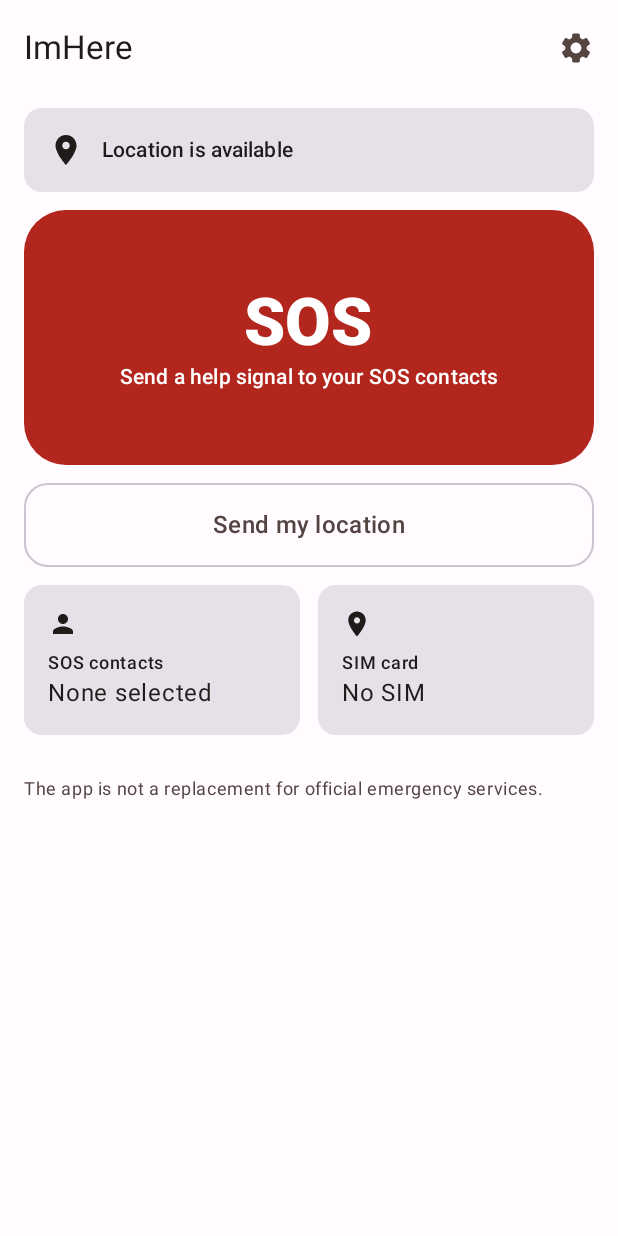
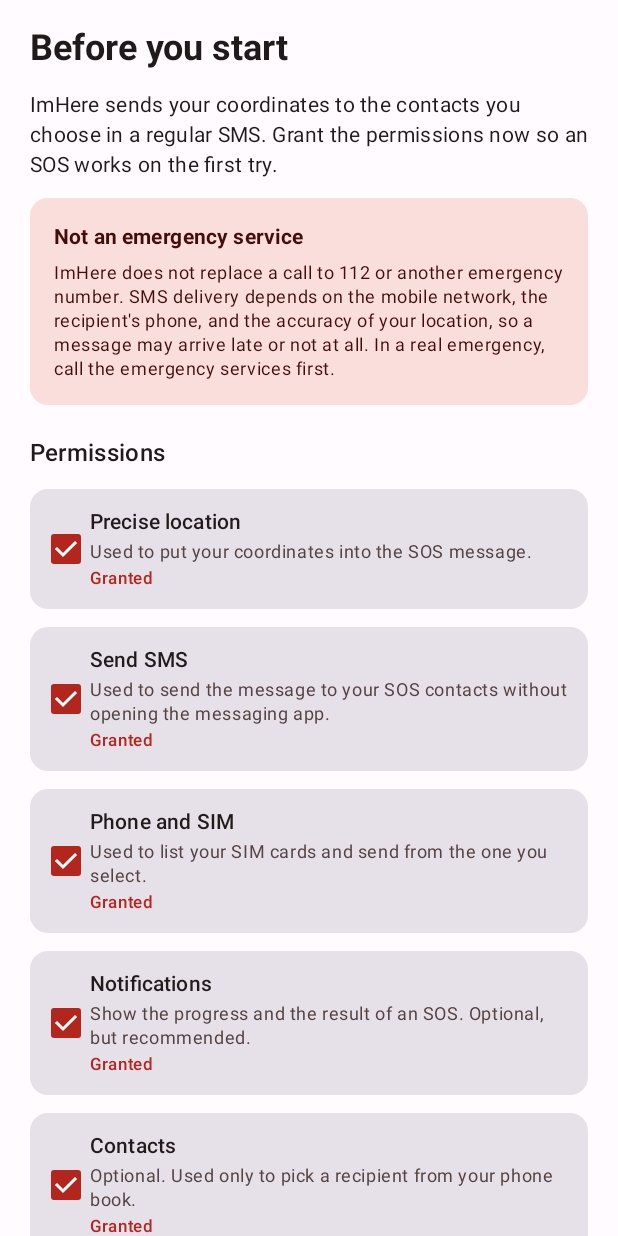
Before and after one commit to Ev0lvedMonkey/ImHere, an Android app built with Jetpack Compose: the screen it shows after launch (MainActivity), on a phone screen of 412 x 824 dp. Run offline under Robolectric (Android 15) with nearby library versions, the phone set to English and light mode, and no system bars; libraries missing offline, so code that uses them is left out: com.google.i18n.phonenumbers.

Commit message:
Add a first-run permissions and safety screen
New installs now start with a short setup page that explains the app, states that it is not a replacement for emergency services, and lets the user grant location, SMS, SIM, notification and contact permissions in one place. Continuing without them keeps the old on-demand requests on the SOS button. Existing data is migrated so current users are not shown the page again.

```diff
--- a/app/build.gradle.kts
+++ b/app/build.gradle.kts
@@ -22,8 +22,8 @@ android {
         applicationId = "com.imhere.app"
         minSdk = 26
         targetSdk = 37
-        versionCode = 4
-        versionName = "1.0.1"
+        versionCode = 5
+        versionName = "1.0.2"
     }
 
     signingConfigs {
--- a/app/src/main/java/com/imhere/app/data/SettingsRepository.kt
+++ b/app/src/main/java/com/imhere/app/data/SettingsRepository.kt
@@ -10,6 +10,7 @@ import kotlinx.coroutines.flow.SharingStarted
 import kotlinx.coroutines.flow.StateFlow
 import kotlinx.coroutines.flow.catch
 import kotlinx.coroutines.flow.first
+import kotlinx.coroutines.flow.map
 import kotlinx.coroutines.flow.stateIn
 
 /**
@@ -29,8 +30,23 @@ class SettingsRepository(
         }
         .stateIn(scope, SharingStarted.Eagerly, AppState())
 
+    /**
+     * `null` until the store has emitted its first value. The first-run screen
+     * must not flash for existing users while DataStore is still loading.
+     */
+    val onboardingState: StateFlow<Boolean?> = dataStore.data
+        .catch { throwable ->
+            if (throwable is IOException) emit(AppState()) else throw throwable
+        }
+        .map { it.sanitized().onboardingCompleted }
+        .stateIn(scope, SharingStarted.Eagerly, null)
+
     suspend fun update(transform: (AppState) -> AppState) {
         dataStore.updateData { current -> transform(current).sanitized() }
+    }
+
+    suspend fun completeOnboarding() {
+        update { current -> current.copy(onboardingCompleted = true) }
     }
 
     /**
--- a/app/src/main/java/com/imhere/app/data/model/AppState.kt
+++ b/app/src/main/java/com/imhere/app/data/model/AppState.kt
@@ -11,6 +11,10 @@ import kotlinx.serialization.Serializable
  * edited a template gets it in the language they switched to.
  *
  * [selectedSubscriptionId] references a SIM subscription id, see Settings 6.3.
+ *
+ * [onboardingCompleted] is `false` only for a fresh install: the first-run
+ * screen with the permission list and the emergency-services disclaimer is
+ * shown until the user continues.
  */
 @Serializable
 data class AppState(
@@ -19,6 +23,7 @@ data class AppState(
     val sosTemplate: String? = null,
     val plainTemplate: String? = null,
     val selectedSubscriptionId: Int? = null,
+    val onboardingCompleted: Boolean = false,
 ) {
 
     val sosContacts: List<Contact> get() = contacts.filter { it.isSos }
@@ -36,11 +41,14 @@ data class AppState(
             contacts = cleaned,
             sosTemplate = sosTemplate?.takeIf { it.isNotBlank() },
             plainTemplate = plainTemplate?.takeIf { it.isNotBlank() },
+            // Schema 1 files come from builds that existed before the first-run
+            // screen, so their users are already past onboarding.
+            onboardingCompleted = onboardingCompleted || schemaVersion < CURRENT_SCHEMA_VERSION,
             schemaVersion = CURRENT_SCHEMA_VERSION,
         )
     }
 
     companion object {
-        const val CURRENT_SCHEMA_VERSION = 1
+        const val CURRENT_SCHEMA_VERSION = 2
     }
 }
--- a/app/src/main/java/com/imhere/app/ui/AppNavHost.kt
+++ b/app/src/main/java/com/imhere/app/ui/AppNavHost.kt
@@ -1,12 +1,23 @@
 package com.imhere.app.ui
 
+import androidx.compose.foundation.layout.Box
+import androidx.compose.foundation.layout.fillMaxSize
+import androidx.compose.material3.CircularProgressIndicator
 import androidx.compose.runtime.Composable
+import androidx.compose.runtime.getValue
+import androidx.compose.runtime.rememberCoroutineScope
+import androidx.compose.ui.Alignment
+import androidx.compose.ui.Modifier
+import androidx.lifecycle.compose.collectAsStateWithLifecycle
 import androidx.navigation.compose.NavHost
 import androidx.navigation.compose.composable
 import androidx.navigation.compose.rememberNavController
+import com.imhere.app.AppGraph
 import com.imhere.app.ui.contacts.ContactsScreen
 import com.imhere.app.ui.main.MainScreen
+import com.imhere.app.ui.onboarding.OnboardingScreen
 import com.imhere.app.ui.settings.SettingsScreen
+import kotlinx.coroutines.launch
 
 object Routes {
     const val MAIN = "main"
@@ -16,6 +27,30 @@ object Routes {
 
 @Composable
 fun AppNavHost() {
+    val onboarded by AppGraph.settings.onboardingState.collectAsStateWithLifecycle()
+    val scope = rememberCoroutineScope()
+
+    when (onboarded) {
+        // DataStore has not emitted yet: show neither the first-run screen nor
+        // the main screen, so existing users never see onboarding flash.
+        null -> LoadingScreen()
+        false -> OnboardingScreen(
+            onFinish = { scope.launch { AppGraph.settings.completeOnboarding() } },
+        )
+
+        true -> MainNavHost()
+    }
+}
+
+@Composable
+private fun LoadingScreen() {
+    Box(modifier = Modifier.fillMaxSize(), contentAlignment = Alignment.Center) {
+        CircularProgressIndicator()
+    }
+}
+
+@Composable
+private fun MainNavHost() {
     val navController = rememberNavController()
     NavHost(navController = navController, startDestination = Routes.MAIN) {
         composable(Routes.MAIN) {
--- /dev/null
+++ b/app/src/main/java/com/imhere/app/ui/onboarding/OnboardingScreen.kt
@@ -0,0 +1,353 @@
+package com.imhere.app.ui.onboarding
+
+import android.Manifest
+import android.content.Context
+import android.content.Intent
+import android.content.pm.PackageManager
+import android.net.Uri
+import android.os.Build
+import android.provider.Settings
+import androidx.activity.compose.rememberLauncherForActivityResult
+import androidx.activity.result.contract.ActivityResultContracts
+import androidx.annotation.StringRes
+import androidx.compose.foundation.clickable
+import androidx.compose.foundation.layout.Arrangement
+import androidx.compose.foundation.layout.Column
+import androidx.compose.foundation.layout.Row
+import androidx.compose.foundation.layout.Spacer
+import androidx.compose.foundation.layout.fillMaxSize
+import androidx.compose.foundation.layout.fillMaxWidth
+import androidx.compose.foundation.layout.height
+import androidx.compose.foundation.layout.padding
+import androidx.compose.foundation.rememberScrollState
+import androidx.compose.foundation.shape.RoundedCornerShape
+import androidx.compose.foundation.verticalScroll
+import androidx.compose.material3.Button
+import androidx.compose.material3.Card
+import androidx.compose.material3.CardDefaults
+import androidx.compose.material3.Checkbox
+import androidx.compose.material3.MaterialTheme
+import androidx.compose.material3.Scaffold
+import androidx.compose.material3.Text
+import androidx.compose.material3.TextButton
+import androidx.compose.runtime.Composable
+import androidx.compose.runtime.getValue
+import androidx.compose.runtime.mutableStateOf
+import androidx.compose.runtime.remember
+import androidx.compose.runtime.setValue
+import androidx.compose.ui.Alignment
+import androidx.compose.ui.Modifier
+import androidx.compose.ui.platform.LocalContext
+import androidx.compose.ui.res.stringResource
+import androidx.compose.ui.text.font.FontWeight
+import androidx.compose.ui.unit.dp
+import androidx.core.content.ContextCompat
+import androidx.lifecycle.compose.LifecycleResumeEffect
+import com.imhere.app.R
+
+/**
+ * Shown once, before the main screen of a fresh install.
+ *
+ * It explains what the app is and is not, and lets the user grant every runtime
+ * permission in one place. Continuing without the permissions is allowed: the
+ * main screen keeps asking on the SOS button, exactly as before.
+ */
+@Composable
+fun OnboardingScreen(onFinish: () -> Unit) {
+    val context = LocalContext.current
+    var grants by remember { mutableStateOf(readGrants(context)) }
+    var requestAttempted by remember { mutableStateOf(false) }
+
+    val permissionLauncher = rememberLauncherForActivityResult(
+        ActivityResultContracts.RequestMultiplePermissions(),
+    ) {
+        requestAttempted = true
+        grants = readGrants(context)
+    }
+
+    LifecycleResumeEffect(Unit) {
+        grants = readGrants(context)
+        onPauseOrDispose { }
+    }
+
+    val groups = permissionGroups()
+    // Optional permissions must not hold the user on this screen: the primary
+    // button becomes "Continue" as soon as the required ones are granted.
+    val missingRequired = groups
+        .filterNot { it.optional }
+        .flatMap { it.permissions }
+        .filterNot { grants[it] == true }
+        .distinct()
+    val missingAll = groups
+        .flatMap { it.permissions }
+        .filterNot { grants[it] == true }
+        .distinct()
+
+    Scaffold { padding ->
+        Column(
+            modifier = Modifier
+                .fillMaxSize()
+                .padding(padding)
+                .verticalScroll(rememberScrollState())
+                .padding(horizontal = 20.dp, vertical = 16.dp),
+            verticalArrangement = Arrangement.spacedBy(12.dp),
+        ) {
+            Text(
+                text = stringResource(R.string.onboarding_title),
+                style = MaterialTheme.typography.headlineSmall,
+                fontWeight = FontWeight.Bold,
+            )
+            Text(
+                text = stringResource(R.string.onboarding_intro),
+                style = MaterialTheme.typography.bodyMedium,
+            )
+
+            DisclaimerCard()
+
+            Text(
+                text = stringResource(R.string.onboarding_permissions_title),
+                style = MaterialTheme.typography.titleMedium,
+                modifier = Modifier.padding(top = 8.dp),
+            )
+
+            groups.forEach { group ->
+                PermissionCard(
+                    group = group,
+                    grants = grants,
+                    onRequest = {
+                        permissionLauncher.launch(
+                            group.permissions
+                                .filterNot { grants[it] == true }
+                                .toTypedArray(),
+                        )
+                    },
+                )
+            }
+
+            if (requestAttempted && missingRequired.isNotEmpty()) {
+                SettingsHint()
+            }
+
+            Text(
+                text = stringResource(R.string.onboarding_later_note),
+                style = MaterialTheme.typography.bodySmall,
+                color = MaterialTheme.colorScheme.onSurfaceVariant,
+            )
+
+            Spacer(Modifier.height(4.dp))
+
+            Button(
+                onClick = {
+                    if (missingRequired.isEmpty()) {
+                        onFinish()
+                    } else {
+                        permissionLauncher.launch(missingAll.toTypedArray())
+                    }
+                },
+                modifier = Modifier
+                    .fillMaxWidth()
+                    .height(52.dp),
+                shape = RoundedCornerShape(16.dp),
+            ) {
+                Text(
+                    text = stringResource(
+                        if (missingRequired.isEmpty()) {
+                            R.string.onboarding_continue
+                        } else {
+                            R.string.onboarding_grant_all
+                        },
+                    ),
+                    style = MaterialTheme.typography.titleMedium,
+                )
+            }
+
+            if (missingRequired.isNotEmpty()) {
+                TextButton(onClick = onFinish, modifier = Modifier.fillMaxWidth()) {
+                    Text(stringResource(R.string.onboarding_continue_without))
+                }
+            }
+
+            Spacer(Modifier.height(8.dp))
+        }
+    }
+}
+
+@Composable
+private fun DisclaimerCard() {
+    Card(
+        modifier = Modifier.fillMaxWidth(),
+        colors = CardDefaults.cardColors(
+            containerColor = MaterialTheme.colorScheme.errorContainer,
+            contentColor = MaterialTheme.colorScheme.onErrorContainer,
+        ),
+    ) {
+        Column(
+            modifier = Modifier.padding(16.dp),
+            verticalArrangement = Arrangement.spacedBy(6.dp),
+        ) {
+            Text(
+                text = stringResource(R.string.onboarding_disclaimer_title),
+                style = MaterialTheme.typography.titleSmall,
+                fontWeight = FontWeight.Bold,
+            )
+            Text(
+                text = stringResource(R.string.onboarding_disclaimer_text),
+                style = MaterialTheme.typography.bodySmall,
+            )
+        }
+    }
+}
+
+@Composable
+private fun PermissionCard(
+    group: PermissionGroup,
+    grants: Map<String, Boolean>,
+    onRequest: () -> Unit,
+) {
+    val granted = group.permissions.all { grants[it] == true }
+    val approximate = group.permissions.contains(Manifest.permission.ACCESS_FINE_LOCATION) &&
+        !granted &&
+        grants[Manifest.permission.ACCESS_COARSE_LOCATION] == true
+
+    Card(
+        modifier = Modifier
+            .fillMaxWidth()
+            .clickable(enabled = !granted, onClick = onRequest),
+    ) {
+        Row(
+            modifier = Modifier.padding(start = 12.dp, end = 8.dp, top = 12.dp, bottom = 12.dp),
+            verticalAlignment = Alignment.CenterVertically,
+        ) {
+            Checkbox(checked = granted, onCheckedChange = null)
+            Column(
+                modifier = Modifier
+                    .weight(1f)
+                    .padding(start = 4.dp),
+                verticalArrangement = Arrangement.spacedBy(2.dp),
+            ) {
+                Text(
+                    text = stringResource(group.titleRes),
+                    style = MaterialTheme.typography.titleSmall,
+                )
+                Text(
+                    text = stringResource(group.textRes),
+                    style = MaterialTheme.typography.bodySmall,
+                    color = MaterialTheme.colorScheme.onSurfaceVariant,
+                )
+                val status = when {
+                    granted -> R.string.onboarding_permission_granted
+                    approximate -> R.string.onboarding_location_approximate
+                    group.optional -> R.string.onboarding_optional
+                    else -> R.string.onboarding_permission_denied
+                }
+                Text(
+                    text = stringResource(status),
+                    style = MaterialTheme.typography.labelSmall,
+                    color = when {
+                        granted -> MaterialTheme.colorScheme.primary
+                        group.optional -> MaterialTheme.colorScheme.onSurfaceVariant
+                        else -> MaterialTheme.colorScheme.error
+                    },
+                )
+            }
+            if (!granted) {
+                TextButton(onClick = onRequest) {
+                    Text(stringResource(R.string.main_grant_permissions))
+                }
+            }
+        }
+    }
+}
+
+@Composable
+private fun SettingsHint() {
+    val context = LocalContext.current
+    Card(modifier = Modifier.fillMaxWidth()) {
+        Column(
+            modifier = Modifier.padding(16.dp),
+            verticalArrangement = Arrangement.spacedBy(4.dp),
+        ) {
+            Text(
+                text = stringResource(R.string.onboarding_settings_hint),
+                style = MaterialTheme.typography.bodySmall,
+            )
+            TextButton(
+                onClick = {
+                    context.startActivity(
+                        Intent(
+                            Settings.ACTION_APPLICATION_DETAILS_SETTINGS,
+                            Uri.fromParts("package", context.packageName, null),
+                        ),
+                    )
+                },
+            ) {
+                Text(stringResource(R.string.permission_open_settings))
+            }
+        }
+    }
+}
+
+private class PermissionGroup(
+    val permissions: List<String>,
+    @StringRes val titleRes: Int,
+    @StringRes val textRes: Int,
+    val optional: Boolean = false,
+)
+
+private fun permissionGroups(): List<PermissionGroup> = buildList {
+    add(
+        PermissionGroup(
+            permissions = listOf(
+                Manifest.permission.ACCESS_FINE_LOCATION,
+                Manifest.permission.ACCESS_COARSE_LOCATION,
+            ),
+            titleRes = R.string.onboarding_location_title,
+            textRes = R.string.onboarding_location_text,
+        ),
+    )
+    add(
+        PermissionGroup(
+            permissions = listOf(Manifest.permission.SEND_SMS),
+            titleRes = R.string.onboarding_sms_title,
+            textRes = R.string.onboarding_sms_text,
+        ),
+    )
+    add(
+        PermissionGroup(
+            permissions = listOf(Manifest.permission.READ_PHONE_STATE),
+            titleRes = R.string.onboarding_phone_title,
+            textRes = R.string.onboarding_phone_text,
+        ),
+    )
+    if (Build.VERSION.SDK_INT >= Build.VERSION_CODES.TIRAMISU) {
+        add(
+            PermissionGroup(
+                permissions = listOf(Manifest.permission.POST_NOTIFICATIONS),
+                titleRes = R.string.onboarding_notifications_title,
+                textRes = R.string.onboarding_notifications_text,
+                optional = true,
+            ),
+        )
+    }
+    add(
+        PermissionGroup(
+            permissions = listOf(Manifest.permission.READ_CONTACTS),
+            titleRes = R.string.onboarding_contacts_title,
+            textRes = R.string.onboarding_contacts_text,
+            optional = true,
+        ),
+    )
+}
+
+private fun readGrants(context: Context): Map<String, Boolean> = buildList {
+    add(Manifest.permission.ACCESS_FINE_LOCATION)
+    add(Manifest.permission.ACCESS_COARSE_LOCATION)
+    add(Manifest.permission.SEND_SMS)
+    add(Manifest.permission.READ_PHONE_STATE)
+    add(Manifest.permission.READ_CONTACTS)
+    if (Build.VERSION.SDK_INT >= Build.VERSION_CODES.TIRAMISU) {
+        add(Manifest.permission.POST_NOTIFICATIONS)
+    }
+}.associateWith { permission ->
+    ContextCompat.checkSelfPermission(context, permission) == PackageManager.PERMISSION_GRANTED
+}
--- a/app/src/main/res/values/strings.xml
+++ b/app/src/main/res/values/strings.xml
@@ -30,6 +30,32 @@
     <string name="main_open_location_settings">Open</string>
     <string name="main_open_app_settings">Settings</string>
     <string name="main_disclaimer">The app is not a replacement for official emergency services.</string>
+
+    <!-- Onboarding -->
+    <string name="onboarding_title">Before you start</string>
+    <string name="onboarding_intro">ImHere sends your coordinates to the contacts you choose in a regular SMS. Grant the permissions now so an SOS works on the first try.</string>
+    <string name="onboarding_disclaimer_title">Not an emergency service</string>
+    <string name="onboarding_disclaimer_text">ImHere does not replace a call to 112 or another emergency number. SMS delivery depends on the mobile network, the recipient\'s phone, and the accuracy of your location, so a message may arrive late or not at all. In a real emergency, call the emergency services first.</string>
+    <string name="onboarding_permissions_title">Permissions</string>
+    <string name="onboarding_location_title">Precise location</string>
+    <string name="onboarding_location_text">Used to put your coordinates into the SOS message.</string>
+    <string name="onboarding_sms_title">Send SMS</string>
+    <string name="onboarding_sms_text">Used to send the message to your SOS contacts without opening the messaging app.</string>
+    <string name="onboarding_phone_title">Phone and SIM</string>
+    <string name="onboarding_phone_text">Used to list your SIM cards and send from the one you select.</string>
+    <string name="onboarding_notifications_title">Notifications</string>
+    <string name="onboarding_notifications_text">Show the progress and the result of an SOS. Optional, but recommended.</string>
+    <string name="onboarding_contacts_title">Contacts</string>
+    <string name="onboarding_contacts_text">Optional. Used only to pick a recipient from your phone book.</string>
+    <string name="onboarding_grant_all">Allow all</string>
+    <string name="onboarding_continue">Continue</string>
+    <string name="onboarding_continue_without">Continue without permissions</string>
+    <string name="onboarding_permission_granted">Granted</string>
+    <string name="onboarding_permission_denied">Not granted</string>
+    <string name="onboarding_location_approximate">Approximate only</string>
+    <string name="onboarding_optional">Optional</string>
+    <string name="onboarding_settings_hint">If Android no longer shows the request, enable the permission manually in the app settings.</string>
+    <string name="onboarding_later_note">Any remaining permission can be granted later: the app will ask for it when you press SOS.</string>
 
     <!-- Contacts -->
     <string name="contacts_title">Contacts</string>
```
Also changed, not shown: 3 other files.
